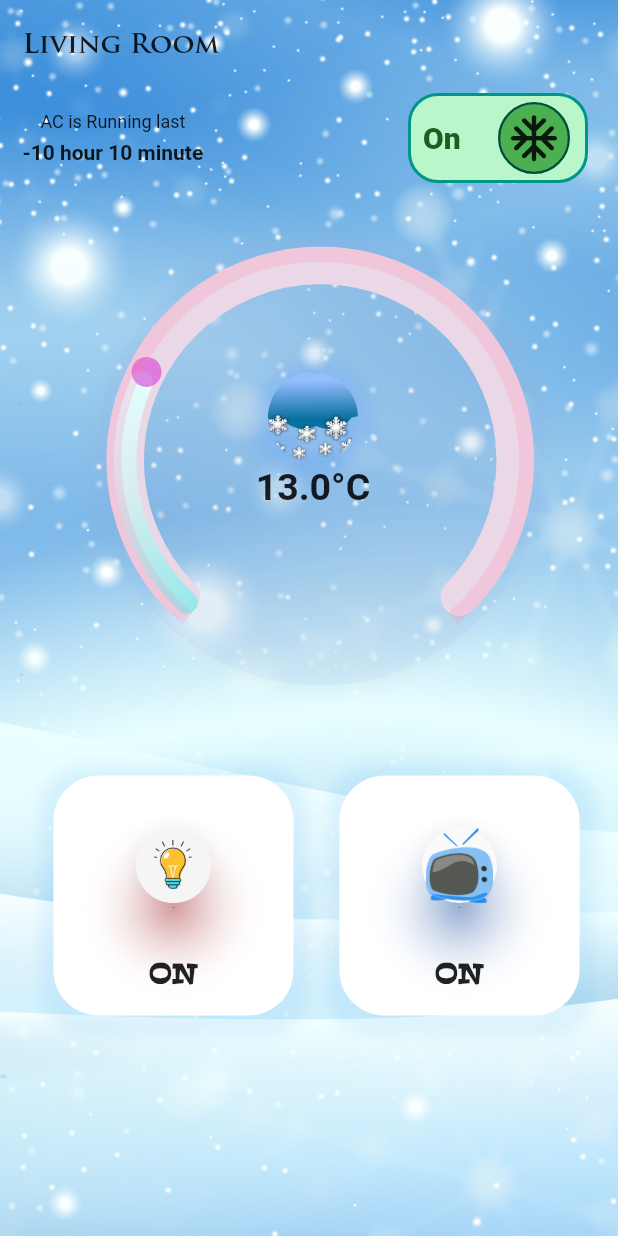
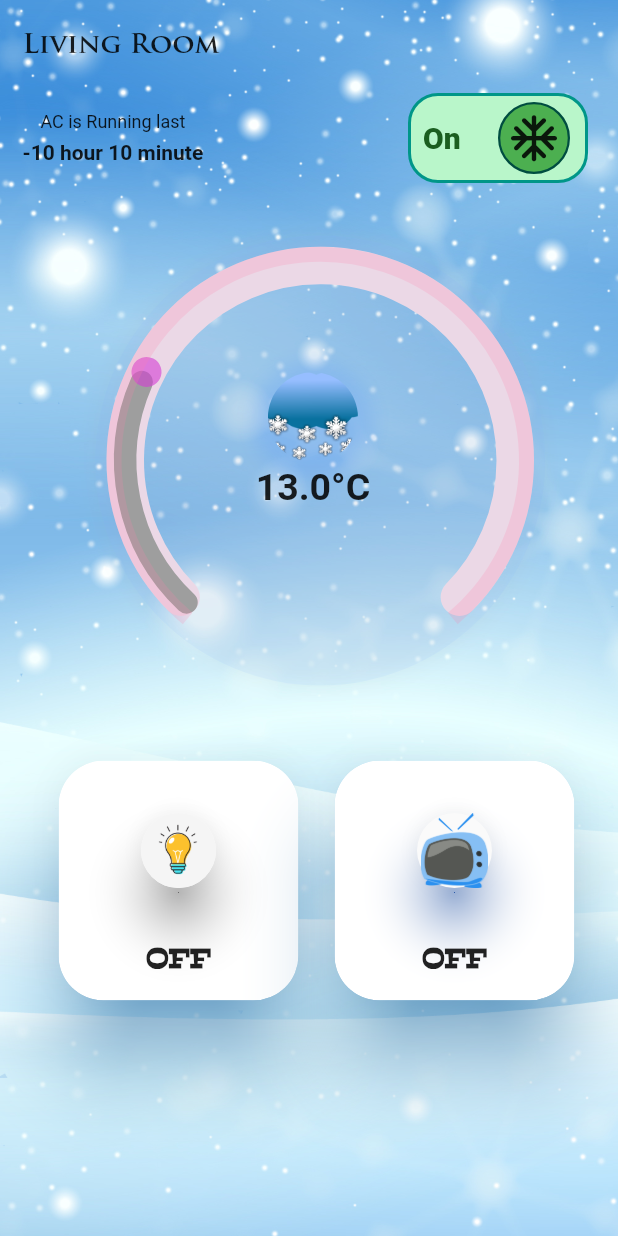
Before and after one commit to Ryednap/IoT-Patient-Management-system-, a Flutter app: the SmartHome widget shown alone on an empty page, opened directly, after a tap on "Off", on a phone screen of 412 x 824 dp. Run offline on Flutter 3.47's test engine with Material 2 defaults, Android fonts, the phone set to English and light mode, and no system bars; drawn by our look-alikes of avatar_glow, flutter_switch, syncfusion_flutter_gauges; our stand-ins replace curved_navigation_bar, flutter_slidable, tuple; network calls fail; project files that could hold a hidden picture were left out.

Commit message:
90% complete

```diff
--- a/smart_patient_monitoring/lib/pages/Home/home.dart
+++ b/smart_patient_monitoring/lib/pages/Home/home.dart
@@ -1,6 +1,5 @@
 import 'package:curved_navigation_bar/curved_navigation_bar.dart';
 import 'package:flutter/material.dart';
-import 'package:smart_patient_monitoring/pages/Screens/health_monitor.dart';
 import 'package:smart_patient_monitoring/pages/Screens/MedicineReminder/medicine_reminder.dart';
 import 'package:smart_patient_monitoring/pages/Screens/setting.dart';
 import 'package:smart_patient_monitoring/pages/Screens/SmartHome/smart_home.dart';
--- a/smart_patient_monitoring/lib/pages/Screens/SmartHome/smart_home.dart
+++ b/smart_patient_monitoring/lib/pages/Screens/SmartHome/smart_home.dart
@@ -1,9 +1,12 @@
+import 'dart:async';
+
 import 'package:flutter/material.dart';
 import 'package:flutter/services.dart';
 import 'package:flutter_switch/flutter_switch.dart';
 import 'package:smart_patient_monitoring/pages/Screens/SmartHome/smart_light.dart';
 import 'package:smart_patient_monitoring/pages/Screens/SmartHome/smart_tv.dart';
 import 'package:smart_patient_monitoring/pages/Screens/SmartHome/temperature_monitor.dart';
+import 'package:smart_patient_monitoring/service/http_service.dart';
 import 'package:smart_patient_monitoring/setting/custom_icons.dart';
 import 'package:tuple/tuple.dart';
 
@@ -105,6 +108,8 @@ class _SmartHomeState extends State<SmartHome> {
                     onToggle: (val) {
                       setState(() {
                         status = val;
+                        createPostRequest(
+                            "/smart_home/smartAc", status ? "ON" : "OFF");
                       });
                     },
                   ),
--- a/smart_patient_monitoring/lib/pages/Screens/SmartHome/smart_light.dart
+++ b/smart_patient_monitoring/lib/pages/Screens/SmartHome/smart_light.dart
@@ -1,5 +1,6 @@
 import 'package:avatar_glow/avatar_glow.dart';
 import 'package:flutter/material.dart';
+import 'package:smart_patient_monitoring/service/http_service.dart';
 
 class SmartLight extends StatefulWidget {
   const SmartLight({Key? key}) : super(key: key);
@@ -9,31 +10,42 @@ class SmartLight extends StatefulWidget {
 }
 
 class _SmartLightState extends State<SmartLight> {
-  String _state = "ON";
+  String _state = "OFF";
 
   @override
   Widget build(BuildContext context) {
-    return Container(
+    return Material(
+      type: MaterialType.card,
+      clipBehavior: Clip.antiAliasWithSaveLayer,
+      color: Colors.transparent,
+      borderRadius: BorderRadius.circular(30.0),
+      elevation: 24.0,
+      shadowColor: Colors.blue,
+      child: Ink(
         height: 160.0,
         width: 160.0,
-      margin: const EdgeInsets.all(10.0),
         decoration: BoxDecoration(
           borderRadius: BorderRadius.circular(30.0),
           color: Colors.white,
-        boxShadow: [
-          BoxShadow(
-            color: Colors.blue.withOpacity(0.1),
-            spreadRadius: 10.0,
-            blurRadius: 8.0,
-            offset: const Offset(1.0, 3.0),
         ),
-        ],
-      ),
+        child: InkWell(
+          onTap: () {
+            print("You tapped");
+            setState(() {
+              if (_state == "ON") {
+                _state = "OFF";
+              } else {
+                _state = "ON";
+              }
+              createPostRequest("/smart_home/smartLight", _state);
+            });
+          },
+          splashColor: Colors.greenAccent.shade100.withOpacity(0.5),
           child: Column(
             mainAxisAlignment: MainAxisAlignment.start,
             children: [
               AvatarGlow(
-            glowColor: Colors.amberAccent,
+                glowColor: (_state == "ON" ? Colors.amberAccent : Colors.white),
                 duration: const Duration(milliseconds: 3000),
                 repeat: true,
                 showTwoGlows: true,
@@ -41,7 +53,8 @@ class _SmartLightState extends State<SmartLight> {
                 child: Material(
                   elevation: 14.0,
                   shape: const CircleBorder(),
-              shadowColor: Colors.redAccent,
+                  shadowColor:
+                      (_state == "ON" ? Colors.redAccent : Colors.grey),
                   child: CircleAvatar(
                     backgroundColor: Colors.grey.shade100,
                     child: Image.asset('assets/images/bulbGlow.png'),
@@ -62,6 +75,8 @@ class _SmartLightState extends State<SmartLight> {
               ),
             ],
           ),
+        ),
+      ),
     );
   }
 }
--- a/smart_patient_monitoring/lib/pages/Screens/SmartHome/smart_tv.dart
+++ b/smart_patient_monitoring/lib/pages/Screens/SmartHome/smart_tv.dart
@@ -1,5 +1,6 @@
 import 'package:avatar_glow/avatar_glow.dart';
 import 'package:flutter/material.dart';
+import 'package:smart_patient_monitoring/service/http_service.dart';
 
 class SmartTV extends StatefulWidget {
   const SmartTV({Key? key}) : super(key: key);
@@ -9,13 +10,21 @@ class SmartTV extends StatefulWidget {
 }
 
 class _SmartTVState extends State<SmartTV> {
-  final _state = "ON";
+  String _state = "OFF";
+
   @override
   Widget build(BuildContext context) {
-    return Container(
+    print("Hello from smart_tv");
+    return Material(
+      type: MaterialType.card,
+      clipBehavior: Clip.antiAliasWithSaveLayer,
+      color: Colors.transparent,
+      borderRadius: BorderRadius.circular(30.0),
+      elevation: 24.0,
+      shadowColor: Colors.blue,
+      child: Ink(
         height: 160.0,
         width: 160.0,
-      margin: const EdgeInsets.all(10.0),
         decoration: BoxDecoration(
           borderRadius: BorderRadius.circular(30.0),
           color: Colors.white,
@@ -28,11 +37,24 @@ class _SmartTVState extends State<SmartTV> {
             ),
           ],
         ),
+        child: InkWell(
+          onTap: () {
+            print("You tapped");
+            setState(() {
+              if (_state == "ON") {
+                _state = "OFF";
+              } else {
+                _state = "ON";
+              }
+              createPostRequest("/smart_home/smartTv", _state);
+            });
+          },
+          splashColor: Colors.greenAccent.shade100.withOpacity(0.5),
           child: Column(
             mainAxisAlignment: MainAxisAlignment.start,
             children: [
               AvatarGlow(
-            glowColor: Colors.lightBlue,
+                glowColor: (_state == "ON" ? Colors.lightBlue : Colors.white),
                 duration: const Duration(milliseconds: 3000),
                 repeat: true,
                 showTwoGlows: true,
@@ -61,6 +83,8 @@ class _SmartTVState extends State<SmartTV> {
               ),
             ],
           ),
+        ),
+      ),
     );
   }
 }
--- a/smart_patient_monitoring/lib/pages/Screens/SmartHome/temperature_monitor.dart
+++ b/smart_patient_monitoring/lib/pages/Screens/SmartHome/temperature_monitor.dart
@@ -1,4 +1,7 @@
+import 'dart:async';
+
 import 'package:flutter/material.dart';
+import 'package:smart_patient_monitoring/service/http_service.dart';
 import 'package:syncfusion_flutter_gauges/gauges.dart';
 
 class TemperatureMonitor extends StatefulWidget {
@@ -22,14 +25,16 @@ class _TemperatureMonitorState extends State<TemperatureMonitor> {
   List<Color> rangeMarkerGradientColorList = [];
   double value = 13;
 
-  void changeGradientColor() {
-    rangeMarkerGradientColorList.add(colorList.elementAt(0));
-    rangeMarkerGradientColorList.add(colorList.elementAt(1));
-    if (value > 10.0) rangeMarkerGradientColorList.add(colorList.elementAt(2));
-    if (value >= 20.0) rangeMarkerGradientColorList.add(colorList.elementAt(3));
-    if (value >= 30.0) rangeMarkerGradientColorList.add(colorList.elementAt(4));
-    if (value >= 40.0) rangeMarkerGradientColorList.add(colorList.elementAt(5));
-    if (value > 45.0) rangeMarkerGradientColorList.add(colorList.last);
+  void _changeGradientColor() {
+    List<Color> newRangeMarkerGradientColorList = [];
+    newRangeMarkerGradientColorList.add(colorList.elementAt(0));
+    newRangeMarkerGradientColorList.add(colorList.elementAt(1));
+    if (value > 10.0) newRangeMarkerGradientColorList.add(colorList.elementAt(2));
+    if (value >= 20.0) newRangeMarkerGradientColorList.add(colorList.elementAt(3));
+    if (value >= 30.0) newRangeMarkerGradientColorList.add(colorList.elementAt(4));
+    if (value >= 40.0) newRangeMarkerGradientColorList.add(colorList.elementAt(5));
+    if (value > 45.0) newRangeMarkerGradientColorList.add(colorList.last);
+    rangeMarkerGradientColorList = List.from(newRangeMarkerGradientColorList);
   }
 
   String _weatherImage() {
@@ -70,7 +75,18 @@ class _TemperatureMonitorState extends State<TemperatureMonitor> {
   @override
   void initState() {
     super.initState();
-    changeGradientColor();
+    Timer.periodic(const Duration(milliseconds: 10000), (Timer t) async {
+      value = await createGetRequest("/smart_home/temperature");
+      _weatherImage();
+      _weatherShadowColor();
+      _changeGradientColor();
+      setState(() {});
+    });
+  }
+
+  @override
+  void dispose() {
+    super.dispose();
   }
 
   @override
@@ -118,11 +134,6 @@ class _TemperatureMonitorState extends State<TemperatureMonitor> {
                 enableAnimation: true,
                 cornerStyle: CornerStyle.bothCurve,
                 gradient: SweepGradient(colors: rangeMarkerGradientColorList),
-                onValueChanged: (double newValue) {
-                  value = newValue;
-                  changeGradientColor();
-                  setState(() {});
-                },
               ),
               MarkerPointer(
                 value: value,
--- /dev/null
+++ b/smart_patient_monitoring/lib/service/http_service.dart
@@ -0,0 +1,41 @@
+// ignore_for_file: avoid_print
+
+import 'dart:convert';
+import 'package:http/http.dart' as http;
+
+String host = "localhost:5000";
+
+void createPostRequest(String endpoint, String state) async {
+  final client = http.Client();
+  try {
+    print("Sending POST request");
+    final response =
+        await client.post(Uri.http(host, endpoint), body: {"state": state});
+    final decodedResponse = jsonDecode(utf8.decode(response.bodyBytes));
+    final uri = Uri.parse(decodedResponse['uri'] as String);
+    print(await client.get(uri));
+  } catch (e) {
+    print(e.toString());
+  } finally {
+    client.close();
+  }
+}
+
+Future<double> createGetRequest(String endpoint) async {
+  final client = http.Client();
+  try {
+    print("Sending GET request");
+    final response = await client.get(Uri.http(host, endpoint));
+    final decodedResponse = jsonDecode(utf8.decode(response.bodyBytes));
+    String value = decodedResponse["field1"];
+    value = value.trim();
+    value = value.substring(1, value.length - 1);
+    return double.parse(value);
+    //return value;
+  } catch (e) {
+    print(e);
+    return 0.0;
+  } finally {
+    client.close();
+  }
+}
--- a/smart_patient_monitoring/pubspec.yaml
+++ b/smart_patient_monitoring/pubspec.yaml
@@ -43,6 +43,7 @@ dependencies:
   tuple: ^2.0.0
   syncfusion_flutter_gauges: ^19.3.55
   avatar_glow: ^2.0.2
+  http: ^0.13.4
 
 dev_dependencies:
   flutter_test:
```
Also changed, not shown: smart_patient_monitoring/pubspec.lock, 5 other files. Lines whose indentation alone changed are shown as unchanged.
